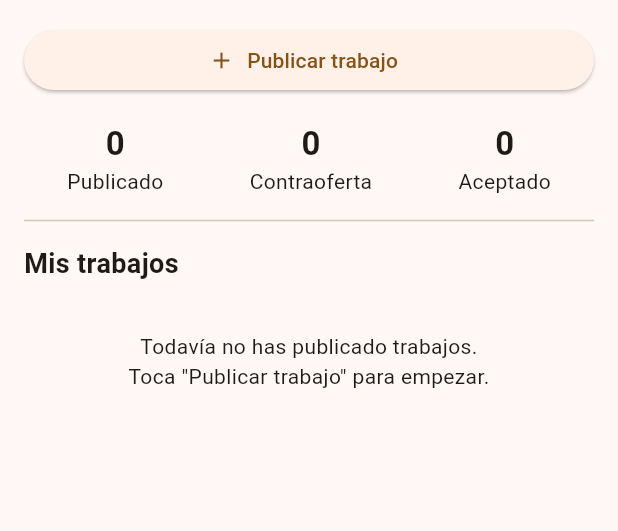
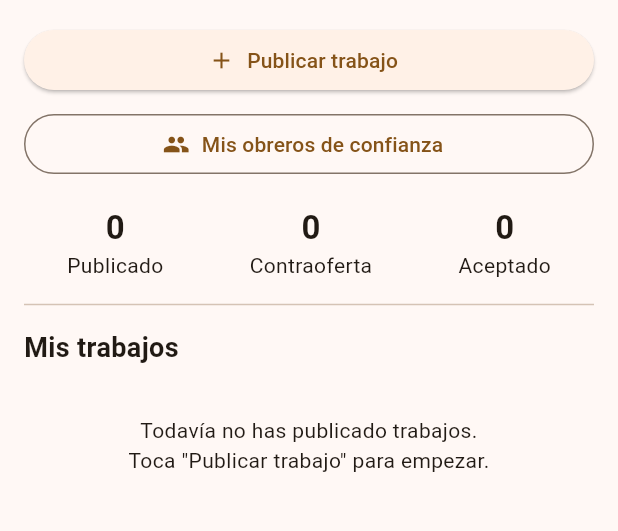
Before and after one commit to Camilo-fonseca237/et0126-obam, a Flutter app: the screen it shows after launch, on a phone screen of 412 x 824 dp, the part 228-759 px from its top. Run offline on Flutter 3.47's test engine with Material 3 defaults, Android fonts, the phone set to English and light mode, and no system bars; our stand-ins replace form_field_validator, shared_preferences.

Commit message:
agrego el boton de mis obreros en el inicio
Co-Authored-By: Claude Opus 5.5 <noreply@anthropic.com>
Claude-Session: https://claude.ai/code/session_014nWqSoRFxyKmbQhMtRsVsD

```diff
--- a/lib/screens/home_screen.dart
+++ b/lib/screens/home_screen.dart
@@ -5,6 +5,7 @@ import '../services/requerimiento_service.dart';
 import '../widgets/requerimiento_card.dart';
 import 'crear_screen.dart';
 import 'detalle_screen.dart';
+import 'obreros_screen.dart';
 
 class HomeScreen extends StatefulWidget {
   const HomeScreen({super.key});
@@ -101,6 +102,18 @@ class _HomeScreenState extends State<HomeScreen> {
               label: const Text('Publicar trabajo'),
             ),
           ),
+          const SizedBox(height: 8),
+          SizedBox(
+            width: double.infinity,
+            child: OutlinedButton.icon(
+              onPressed: () => Navigator.push(
+                context,
+                MaterialPageRoute(builder: (_) => const ObrerosScreen()),
+              ),
+              icon: const Icon(Icons.people),
+              label: const Text('Mis obreros de confianza'),
+            ),
+          ),
           const SizedBox(height: 16),
           // Resumen construido con el Map del servicio
           Row(
```
